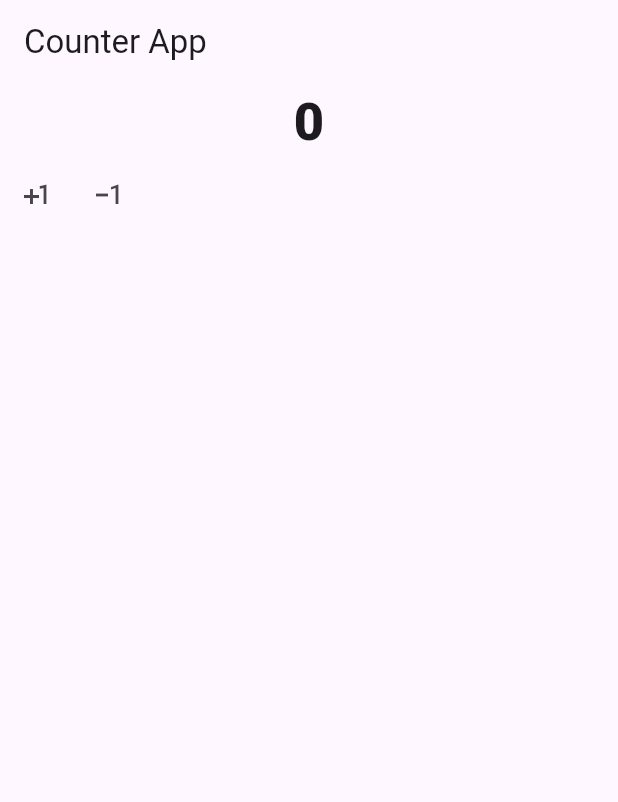
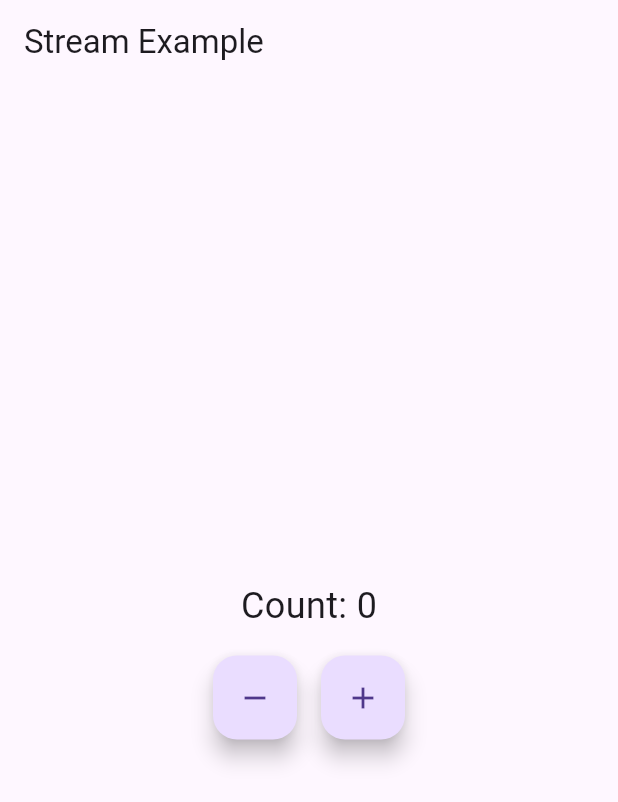
Before and after one commit to NorqobilovZafarbek/uyga_vazifa, a Flutter app: the screen it shows after launch, on a phone screen of 412 x 824 dp. Shown: the top 802 px of the screen. Run offline on Flutter 3.47's test engine with Material 2 defaults, Android fonts, the phone set to English and light mode, and no system bars; our stand-ins replace bloc, flutter_bloc, flutter_local_notifications, shared_preferences, timezone.

Commit message:
bloc example

```diff
--- a/lib/common/bloc/bloc.dart
+++ /dev/null
@@ -1,25 +0,0 @@
-import 'package:flutter_bloc/flutter_bloc.dart';
-
-class CounterBloc extends Bloc<CounterEvent, int> {
-  CounterBloc() : super(0) {
-    on<CounterIncEvent>(_onIncrement);
-    on<CounterDecEvent>(_onDecrement);
-  }
-
-  _onIncrement(CounterIncEvent event, Emitter<int> emitter) {
-
-    emit(state + 1);
-  }
-
-  _onDecrement(CounterDecEvent event, Emitter<int> emitter) {
-    if (state <= 0) return;
-    emit(state - 1);
-  }
-}
-
-
-abstract class CounterEvent {}
-
-class CounterIncEvent extends CounterEvent {}
-
-class CounterDecEvent extends CounterEvent {}
--- a/lib/common/widget.dart
+++ b/lib/common/widget.dart
@@ -1,17 +1,17 @@
 import 'package:flutter/material.dart';
-import 'package:uygavazifa/common/initialization/storage_initalization.dart';
+import 'package:flutter_bloc/flutter_bloc.dart';
+import 'package:uygavazifa/scr/features/counter_cubit.dart';
 import 'package:uygavazifa/scr/features/home/home_page.dart';
-
 
 class App extends StatelessWidget {
   const App({Key? key}) : super(key: key);
 
-
   @override
   Widget build(BuildContext context) {
-    return MaterialApp(
-      theme: ThemeData(useMaterial3: true),
-      home: const HomePage()
+    return BlocProvider(
+      create: (context) => CounterCubit(),
+      child: MaterialApp(
+          theme: ThemeData(useMaterial3: true), home: const HomePage()),
     );
   }
 }
--- a/lib/main.dart
+++ b/lib/main.dart
@@ -7,5 +7,5 @@ import 'package:uygavazifa/common/widget.dart';
 
 void main() async {
   $storage = await SharedPreferences.getInstance();
-  runApp(App());
+  runApp(const App());
 }
--- /dev/null
+++ b/lib/scr/features/counter_cubit.dart
@@ -0,0 +1,17 @@
+import 'package:bloc/bloc.dart';
+import 'package:meta/meta.dart';
+
+part 'counter_state.dart';
+
+class CounterCubit extends Cubit<int> {
+  CounterCubit() : super(0);
+
+  void inCerement() => emit(state +1);
+  void decrement() => emit(state - 1);
+
+  @override
+  void onChange(Change<int> change) {
+    super.onChange(change);
+    print(change.currentState);
+  }
+}
--- a/lib/scr/features/home/home_page.dart
+++ b/lib/scr/features/home/home_page.dart
@@ -1,42 +1,44 @@
 import 'package:flutter/material.dart';
 import 'package:flutter_bloc/flutter_bloc.dart';
-import 'package:uygavazifa/common/bloc/bloc.dart';
 
-class HomePage extends StatelessWidget {
+import '../counter_cubit.dart';
+
+class HomePage extends StatefulWidget {
   const HomePage({Key? key}) : super(key: key);
 
   @override
+  State<HomePage> createState() => _HomePageState();
+}
+
+class _HomePageState extends State<HomePage> {
+  @override
   Widget build(BuildContext context) {
-    return BlocProvider<CounterBloc>(
-      create: (context) => CounterBloc(),
-      child: BlocBuilder<CounterBloc, int>(
+    return Scaffold(
+      appBar: AppBar(
+        title: const Text("Stream Example"),
+      ),
+      body: BlocBuilder<CounterCubit, int>(
         builder: (context, state) {
-          return Scaffold(
-            appBar: AppBar(
-              title: const Text("Counter App"),
-            ),
-            body: Column(
+          return Center(
+            child: Column(
+              mainAxisAlignment: MainAxisAlignment.center,
               children: [
                 Text(
-                  state.toString(),
-                  style: const TextStyle(
-                    fontWeight: FontWeight.w800,
-                    fontSize: 35,
-                  ),
+                  'Count: $state',
+                  style: const TextStyle(fontSize: 24),
                 ),
+                const SizedBox(height: 16),
                 Row(
+                  mainAxisAlignment: MainAxisAlignment.center,
                   children: [
-                    IconButton(
-                      onPressed: () {
-                        BlocProvider.of<CounterBloc>(context).add(CounterIncEvent());
-                      },
-                      icon: const Icon(Icons.plus_one),
+                    FloatingActionButton(
+                      onPressed: () => context.read<CounterCubit>().decrement(),
+                      child: const Icon(Icons.remove),
                     ),
-                    IconButton(
-                      onPressed: () {
-                        BlocProvider.of<CounterBloc>(context).add(CounterDecEvent());
-                      },
-                      icon: const Icon(Icons.exposure_minus_1),
+                    const SizedBox(width: 16),
+                    FloatingActionButton(
+                      onPressed: () => context.read<CounterCubit>().inCerement(),
+                      child: const Icon(Icons.add),
                     ),
                   ],
                 ),
--- /dev/null
+++ b/lib/scr/features/stream/stream.dart
@@ -0,0 +1,14 @@
+import 'dart:async';
+
+class NumberData {
+  NumberData() {
+    Timer.periodic(const Duration(seconds: 1), (timer) {
+      _controller.add(_count);
+      _count++;
+    });
+  }
+  int _count = 1;
+  final _controller = StreamController<int>();
+
+  Stream<int> get stream => _controller.stream;
+}
```
Also changed, not shown: lib/common/bloc/counter_cubit.dart (deleted, +0 -8 lines), lib/scr/features/home/decrement_page.dart (deleted, +0 -10 lines), lib/scr/features/counter_state.dart (renamed from lib/common/bloc/counter_state.dart), lib/scr/features/home/incarement_page.dart (deleted).
